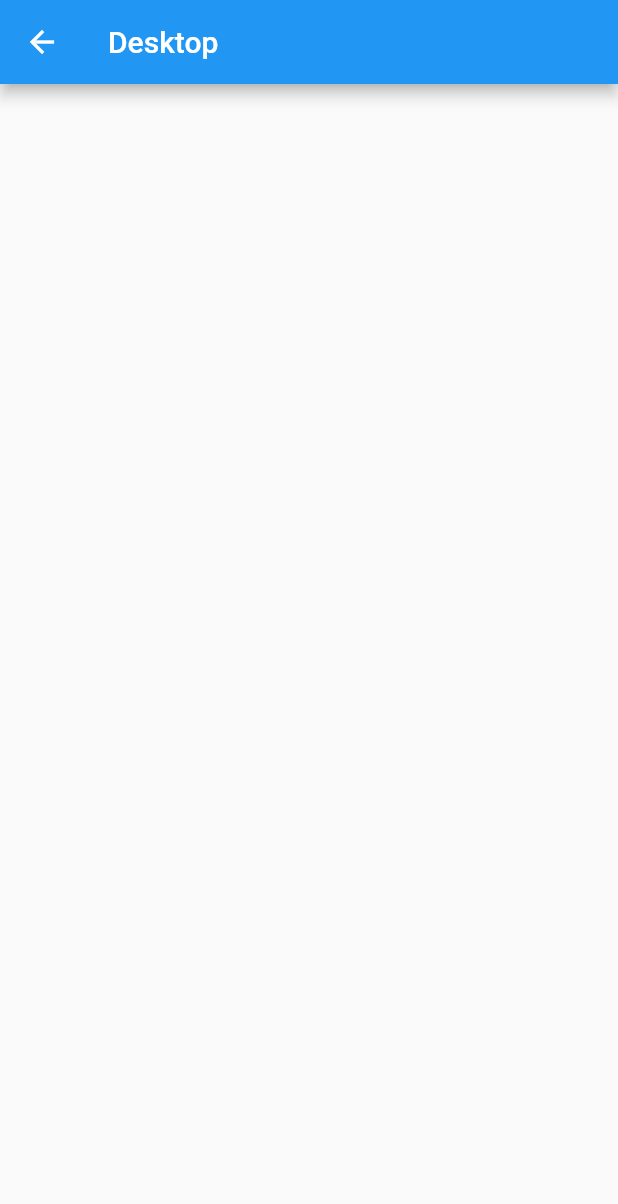
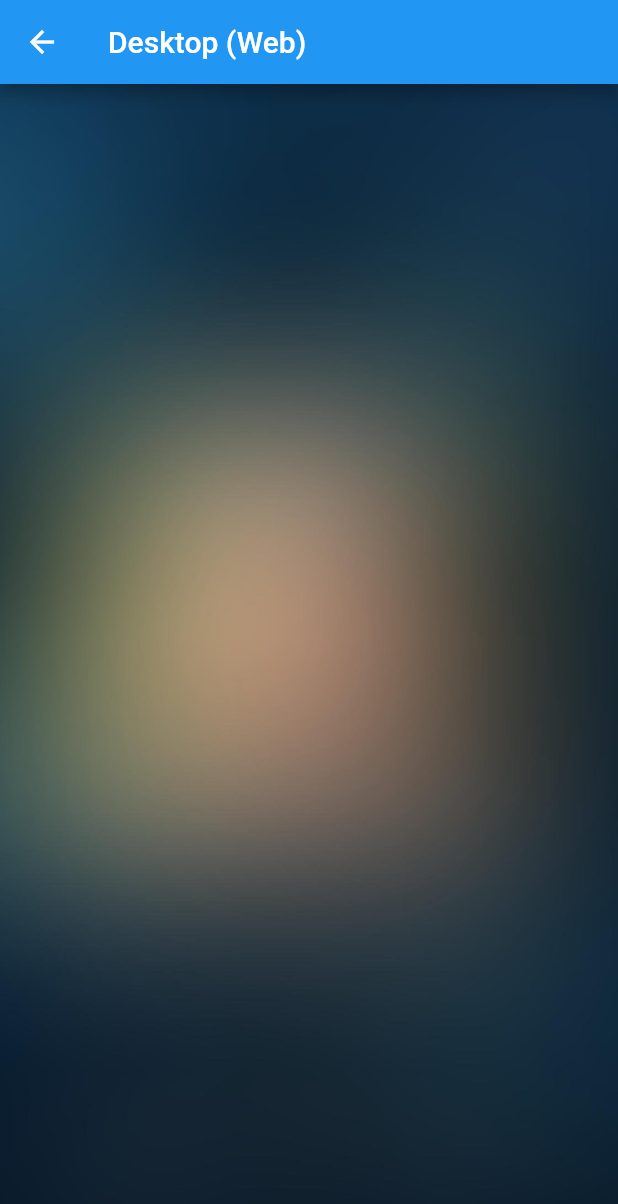
Before and after one commit to ricksondpenha/cts_poc, a Flutter app: the HomeDesktop screen opened directly, on a phone screen of 412 x 824 dp. Shown: the top 1204 px of the screen. Run offline on Flutter 3.47's test engine with Material 2 defaults, Android fonts, the light colour scheme and no system bars; our stand-ins replace flutter_riverpod, go_router.

Commit message:
Web Part working

```diff
--- a/lib/modules/home/views/widgets/home_desktop.dart
+++ b/lib/modules/home/views/widgets/home_desktop.dart
@@ -7,7 +7,14 @@ class HomeDesktop extends StatelessWidget {
   Widget build(BuildContext context) {
     return Scaffold(
       appBar: AppBar(
-        title: const Text('Desktop'),
+        title: const Text('Desktop (Web)'),
+      ),
+      body: const Image(
+        image: AssetImage('assets/img/backgroundimage.png'),
+        alignment: Alignment.center,
+        height: double.infinity,
+        width: double.infinity,
+        fit: BoxFit.fill,
       ),
     );
   }
```
